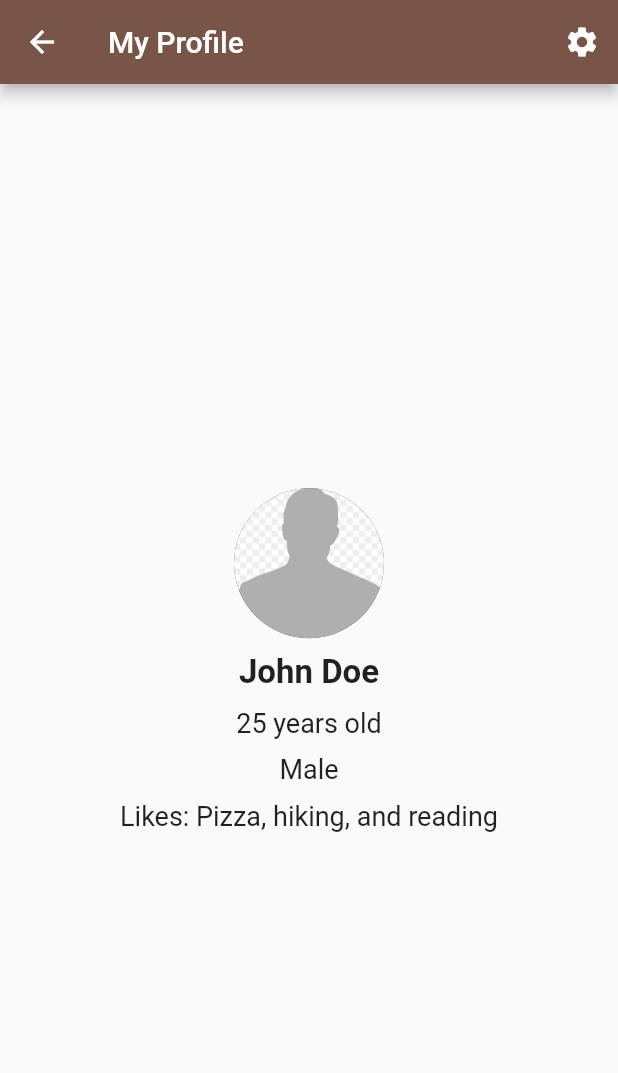
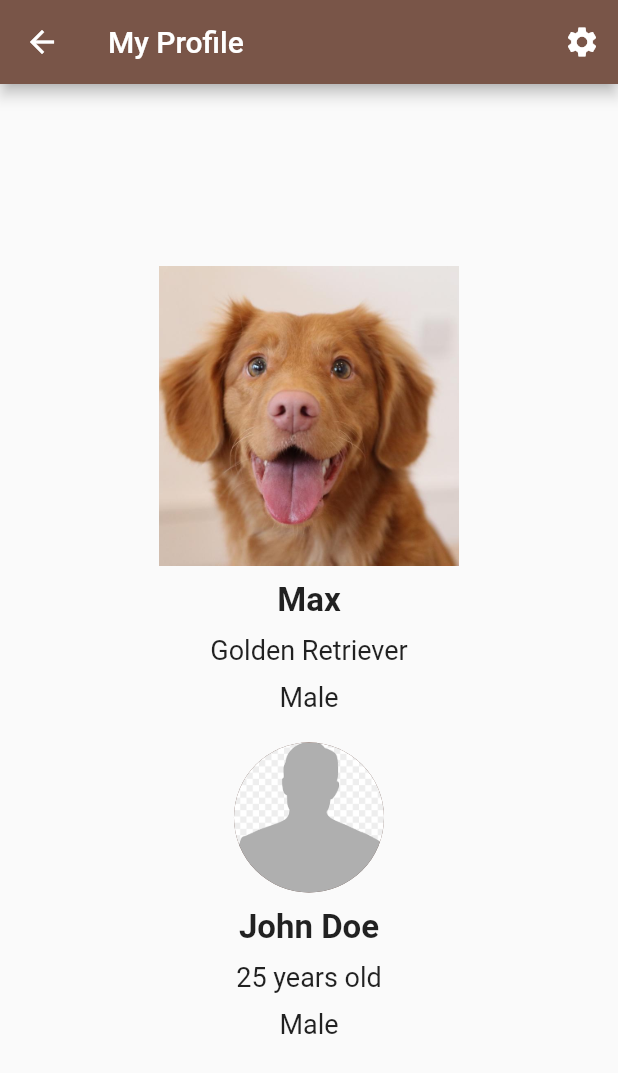
Before and after one commit to joas47/Bark_Buddy, a Flutter app: the ViewProfilePage screen opened by its route, on a phone screen of 412 x 824 dp. Shown: the top 1073 px of the screen. Run offline on Flutter 3.47's test engine with Material 2 defaults, Android fonts, the phone set to English and light mode, and no system bars.

Commit message:
added basic template for finding a match, refined

```diff
--- a/lib/main2.dart
+++ b/lib/main2.dart
@@ -537,12 +537,14 @@ class FindMatchPage extends StatelessWidget {
                 mainAxisAlignment: MainAxisAlignment.center,
                 children: [
                   IconButton(
-                    icon: Icon(Icons.thumb_down),
+                    icon: Icon(Icons.thumb_down, color: Colors.red),
+                    iconSize: 64.0,
                     onPressed: () {},
                   ),
                   SizedBox(width: 64.0),
                   IconButton(
-                    icon: Icon(Icons.thumb_up),
+                    icon: Icon(Icons.thumb_up, color: Colors.green),
+                    iconSize: 64.0,
                     onPressed: () {},
                   ),
                 ],
@@ -609,6 +611,35 @@ class ViewProfilePage extends StatelessWidget {
         child: Column(
           mainAxisAlignment: MainAxisAlignment.center,
           children: <Widget>[
+            Image.asset(
+              'assets/images/placeholder-dog-image2.png',
+              height: 200.0,
+              width: 200.0,
+              fit: BoxFit.cover,
+            ),
+            SizedBox(height: 10.0),
+            Text(
+              'Max',
+              style: TextStyle(
+                fontSize: 22.0,
+                fontWeight: FontWeight.bold,
+              ),
+            ),
+            SizedBox(height: 10.0),
+            Text(
+              'Golden Retriever',
+              style: TextStyle(
+                fontSize: 18.0,
+              ),
+            ),
+            SizedBox(height: 10.0),
+            Text(
+              'Male',
+              style: TextStyle(
+                fontSize: 18.0,
+              ),
+            ),
+            SizedBox(height: 20.0),
             CircleAvatar(
               radius: 50.0,
               backgroundImage:
@@ -637,12 +668,6 @@ class ViewProfilePage extends StatelessWidget {
               ),
             ),
             SizedBox(height: 10.0),
-            Text(
-              'Likes: Pizza, hiking, and reading',
-              style: TextStyle(
-                fontSize: 18.0,
-              ),
-            ),
           ],
         ),
       ),
```
Also changed, not shown: assets/images/placeholder-dog-image2.png (added).
